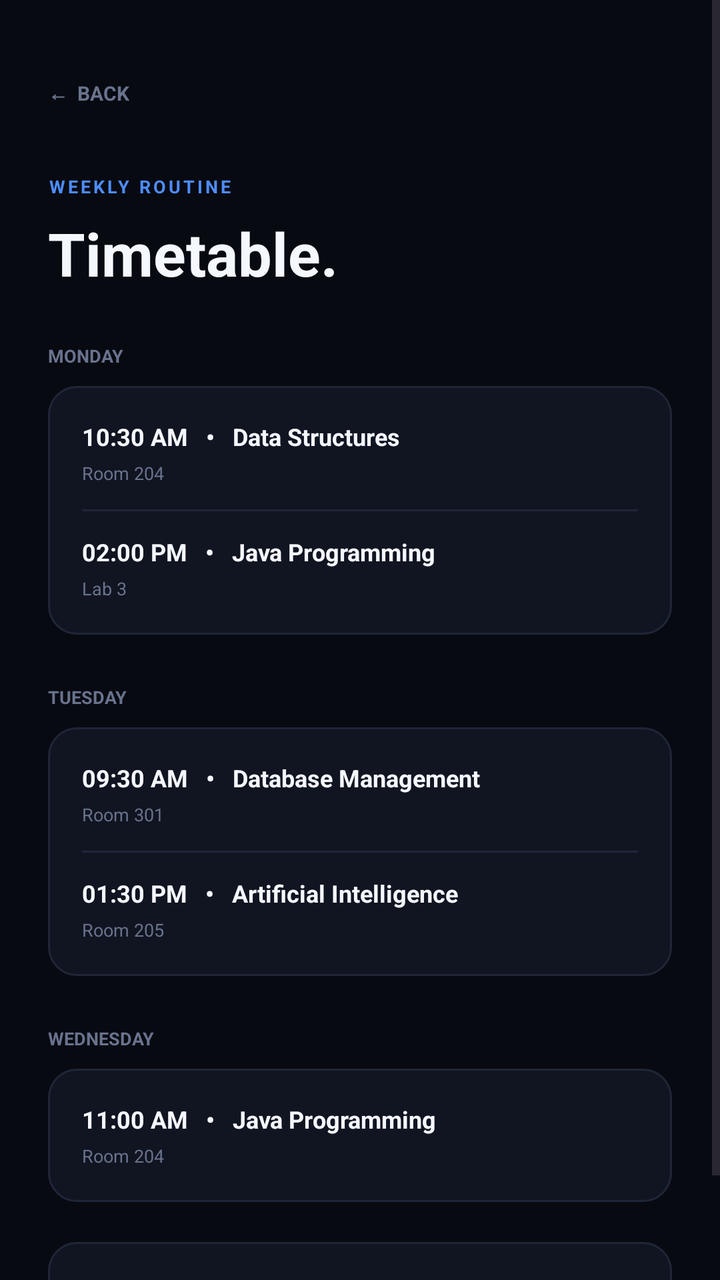
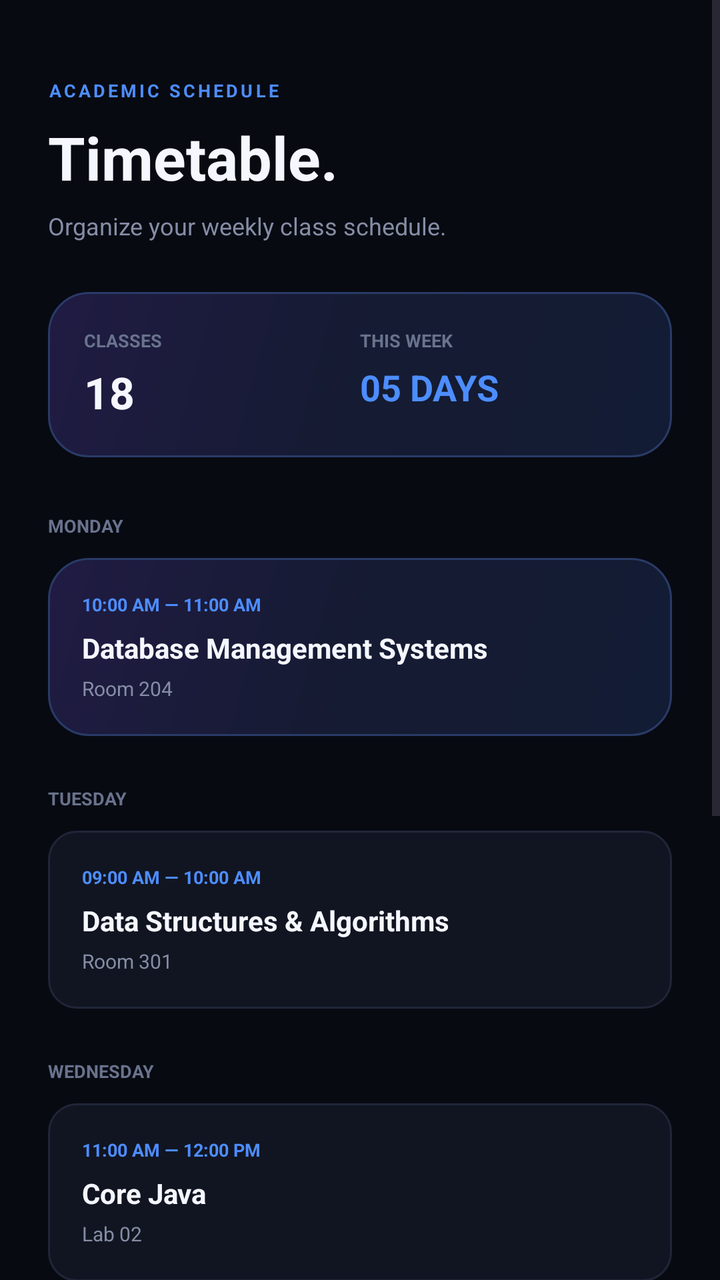

Screens rendered from an Android XML layout before and after an edit, with the pre-edit source and the edit as a unified diff.
<!-- AndroidManifest.xml: application theme Theme.AnticiAI -->
<!-- res/layout/fragment_timetable.xml -->
<?xml version="1.0" encoding="utf-8"?>
<ScrollView
    xmlns:android="http://schemas.android.com/apk/res/android"
    android:layout_width="match_parent"
    android:layout_height="match_parent"
    android:background="#080A12"
    android:fillViewport="true">

    <LinearLayout
        android:layout_width="match_parent"
        android:layout_height="wrap_content"
        android:orientation="vertical"
        android:padding="24dp">

        <TextView
            android:id="@+id/btnBack"
            android:layout_width="wrap_content"
            android:layout_height="45dp"
            android:gravity="center_vertical"
            android:text="←  BACK"
            android:textColor="#69738D"
            android:textSize="10sp"
            android:textStyle="bold" />

        <TextView
            android:layout_width="wrap_content"
            android:layout_height="wrap_content"
            android:layout_marginTop="18dp"
            android:letterSpacing="0.15"
            android:text="WEEKLY ROUTINE"
            android:textColor="#4D8DFF"
            android:textSize="9sp"
            android:textStyle="bold" />

        <TextView
            android:layout_width="wrap_content"
            android:layout_height="wrap_content"
            android:layout_marginTop="7dp"
            android:text="Timetable."
            android:textColor="#F5F7FF"
            android:textSize="30sp"
            android:textStyle="bold" />

        

        <TextView
            android:layout_width="wrap_content"
            android:layout_height="wrap_content"
            android:layout_marginTop="25dp"
            android:text="MONDAY"
            android:textColor="#69738D"
            android:textSize="9sp"
            android:textStyle="bold" />

        <LinearLayout
            android:layout_width="match_parent"
            android:layout_height="wrap_content"
            android:layout_marginTop="9dp"
            android:background="@drawable/bg_main_card"
            android:orientation="vertical"
            android:padding="17dp">

            <TextView
                android:layout_width="wrap_content"
                android:layout_height="wrap_content"
                android:text="10:30 AM   •   Data Structures"
                android:textColor="#F5F7FF"
                android:textSize="12sp"
                android:textStyle="bold" />

            <TextView
                android:layout_width="wrap_content"
                android:layout_height="wrap_content"
                android:layout_marginTop="4dp"
                android:text="Room 204"
                android:textColor="#69738D"
                android:textSize="9sp" />

            <View
                android:layout_width="match_parent"
                android:layout_height="1dp"
                android:layout_marginTop="12dp"
                android:background="#202638" />

            <TextView
                android:layout_width="wrap_content"
                android:layout_height="wrap_content"
                android:layout_marginTop="12dp"
                android:text="02:00 PM   •   Java Programming"
                android:textColor="#F5F7FF"
                android:textSize="12sp"
                android:textStyle="bold" />

            <TextView
                android:layout_width="wrap_content"
                android:layout_height="wrap_content"
                android:layout_marginTop="4dp"
                android:text="Lab 3"
                android:textColor="#69738D"
                android:textSize="9sp" />

        </LinearLayout>

        

        <TextView
            android:layout_width="wrap_content"
            android:layout_height="wrap_content"
            android:layout_marginTop="25dp"
            android:text="TUESDAY"
            android:textColor="#69738D"
            android:textSize="9sp"
            android:textStyle="bold" />

        <LinearLayout
            android:layout_width="match_parent"
            android:layout_height="wrap_content"
            android:layout_marginTop="9dp"
            android:background="@drawable/bg_main_card"
            android:orientation="vertical"
            android:padding="17dp">

            <TextView
                android:layout_width="wrap_content"
                android:layout_height="wrap_content"
                android:text="09:30 AM   •   Database Management"
                android:textColor="#F5F7FF"
                android:textSize="12sp"
                android:textStyle="bold" />

            <TextView
                android:layout_width="wrap_content"
                android:layout_height="wrap_content"
                android:layout_marginTop="4dp"
                android:text="Room 301"
                android:textColor="#69738D"
                android:textSize="9sp" />

            <View
                android:layout_width="match_parent"
                android:layout_height="1dp"
                android:layout_marginTop="12dp"
                android:background="#202638" />

            <TextView
                android:layout_width="wrap_content"
                android:layout_height="wrap_content"
                android:layout_marginTop="12dp"
                android:text="01:30 PM   •   Artificial Intelligence"
                android:textColor="#F5F7FF"
                android:textSize="12sp"
                android:textStyle="bold" />

            <TextView
                android:layout_width="wrap_content"
                android:layout_height="wrap_content"
                android:layout_marginTop="4dp"
                android:text="Room 205"
                android:textColor="#69738D"
                android:textSize="9sp" />

        </LinearLayout>

        

        <TextView
            android:layout_width="wrap_content"
            android:layout_height="wrap_content"
            android:layout_marginTop="25dp"
            android:text="WEDNESDAY"
            android:textColor="#69738D"
            android:textSize="9sp"
            android:textStyle="bold" />

        <LinearLayout
            android:layout_width="match_parent"
            android:layout_height="wrap_content"
            android:layout_marginTop="9dp"
            android:background="@drawable/bg_main_card"
            android:orientation="vertical"
            android:padding="17dp">

            <TextView
                android:layout_width="wrap_content"
                android:layout_height="wrap_content"
                android:text="11:00 AM   •   Java Programming"
                android:textColor="#F5F7FF"
                android:textSize="12sp"
                android:textStyle="bold" />

            <TextView
                android:layout_width="wrap_content"
                android:layout_height="wrap_content"
                android:layout_marginTop="4dp"
                android:text="Room 204"
                android:textColor="#69738D"
                android:textSize="9sp" />

        </LinearLayout>

        <TextView
            android:layout_width="match_parent"
            android:layout_height="52dp"
            android:layout_marginTop="20dp"
            android:background="@drawable/bg_main_card"
            android:gravity="center"
            android:text="+  ADD CLASS"
            android:textColor="#4D8DFF"
            android:textSize="10sp"
            android:textStyle="bold" />

    </LinearLayout>

</ScrollView>
<!-- resources referenced by this layout -->
<resources>
  <!-- drawable bg_main_card (drawable) -->
  <?xml version="1.0" encoding="utf-8"?>
  <shape xmlns:android="http://schemas.android.com/apk/res/android">
  
      <solid android:color="#111521"/>
  
      <stroke
          android:width="1dp"
          android:color="#202638"/>
  
      <corners android:radius="14dp"/>
  
  </shape>
  <style name="Theme.AnticiAI" parent="Base.Theme.AnticiAI" />
  <style name="Base.Theme.AnticiAI" parent="Theme.Material3.DayNight.NoActionBar">
          
          
      </style>
</resources>

<!-- the commit's change to res/layout/fragment_timetable.xml (unified diff, before → after) -->
@@ -1,6 +1,5 @@
 <?xml version="1.0" encoding="utf-8"?>
-<ScrollView
-    xmlns:android="http://schemas.android.com/apk/res/android"
+<ScrollView xmlns:android="http://schemas.android.com/apk/res/android"
     android:layout_width="match_parent"
     android:layout_height="match_parent"
     android:background="#080A12"
@@ -12,22 +11,14 @@
         android:orientation="vertical"
         android:padding="24dp">
 
-        <TextView
-            android:id="@+id/btnBack"
-            android:layout_width="wrap_content"
-            android:layout_height="45dp"
-            android:gravity="center_vertical"
-            android:text="←  BACK"
-            android:textColor="#69738D"
-            android:textSize="10sp"
-            android:textStyle="bold" />
-
-        <TextView
-            android:layout_width="wrap_content"
-            android:layout_height="wrap_content"
-            android:layout_marginTop="18dp"
+        
+
+        <TextView
+            android:layout_width="wrap_content"
+            android:layout_height="wrap_content"
+            android:layout_marginTop="15dp"
             android:letterSpacing="0.15"
-            android:text="WEEKLY ROUTINE"
+            android:text="ACADEMIC SCHEDULE"
             android:textColor="#4D8DFF"
             android:textSize="9sp"
             android:textStyle="bold" />
@@ -41,31 +32,113 @@
             android:textSize="30sp"
             android:textStyle="bold" />
 
-        
-
-        <TextView
-            android:layout_width="wrap_content"
-            android:layout_height="wrap_content"
-            android:layout_marginTop="25dp"
+        <TextView
+            android:layout_width="match_parent"
+            android:layout_height="wrap_content"
+            android:layout_marginTop="6dp"
+            android:text="Organize your weekly class schedule."
+            android:textColor="#858DA5"
+            android:textSize="12sp" />
+
+        
+
+        <LinearLayout
+            android:layout_width="match_parent"
+            android:layout_height="wrap_content"
+            android:layout_marginTop="25dp"
+            android:background="@drawable/bg_prediction_card"
+            android:orientation="horizontal"
+            android:padding="18dp">
+
+            <LinearLayout
+                android:layout_width="0dp"
+                android:layout_height="wrap_content"
+                android:layout_weight="1"
+                android:orientation="vertical">
+
+                <TextView
+                    android:layout_width="wrap_content"
+                    android:layout_height="wrap_content"
+                    android:text="CLASSES"
+                    android:textColor="#69738D"
+                    android:textSize="9sp"
+                    android:textStyle="bold" />
+
+                <TextView
+                    android:layout_width="wrap_content"
+                    android:layout_height="wrap_content"
+                    android:layout_marginTop="5dp"
+                    android:text="18"
+                    android:textColor="#F5F7FF"
+                    android:textSize="22sp"
+                    android:textStyle="bold" />
+
+            </LinearLayout>
+
+            <LinearLayout
+                android:layout_width="0dp"
+                android:layout_height="wrap_content"
+                android:layout_weight="1"
+                android:orientation="vertical">
+
+                <TextView
+                    android:layout_width="wrap_content"
+                    android:layout_height="wrap_content"
+                    android:text="THIS WEEK"
+                    android:textColor="#69738D"
+                    android:textSize="9sp"
+                    android:textStyle="bold" />
+
+                <TextView
+                    android:layout_width="wrap_content"
+                    android:layout_height="wrap_content"
+                    android:layout_marginTop="5dp"
+                    android:text="05 DAYS"
+                    android:textColor="#4D8DFF"
+                    android:textSize="18sp"
+                    android:textStyle="bold" />
+
+            </LinearLayout>
+
+        </LinearLayout>
+
+        
+
+        <TextView
+            android:layout_width="wrap_content"
+            android:layout_height="wrap_content"
+            android:layout_marginTop="28dp"
             android:text="MONDAY"
             android:textColor="#69738D"
             android:textSize="9sp"
             android:textStyle="bold" />
 
         <LinearLayout
-            android:layout_width="match_parent"
-            android:layout_height="wrap_content"
-            android:layout_marginTop="9dp"
-            android:background="@drawable/bg_main_card"
-            android:orientation="vertical"
-            android:padding="17dp">
-
-            <TextView
-                android:layout_width="wrap_content"
-                android:layout_height="wrap_content"
-                android:text="10:30 AM   •   Data Structures"
-                android:textColor="#F5F7FF"
-                android:textSize="12sp"
+            android:id="@+id/mondayClass"
+            android:layout_width="match_parent"
+            android:layout_height="wrap_content"
+            android:layout_marginTop="10dp"
+            android:background="@drawable/bg_prediction_card"
+            android:clickable="true"
+            android:focusable="true"
+            android:orientation="vertical"
+            android:padding="17dp">
+
+            <TextView
+                android:layout_width="wrap_content"
+                android:layout_height="wrap_content"
+                android:text="10:00 AM — 11:00 AM"
+                android:textColor="#4D8DFF"
+                android:textSize="9sp"
+                android:textStyle="bold" />
+
+            <TextView
+                android:layout_width="wrap_content"
+                android:layout_height="wrap_content"
+                android:layout_marginTop="6dp"
+                android:text="Database Management Systems"
+                android:textColor="#F5F7FF"
+                android:textSize="14sp"
                 android:textStyle="bold" />
 
             <TextView
@@ -73,31 +146,8 @@
                 android:layout_height="wrap_content"
                 android:layout_marginTop="4dp"
                 android:text="Room 204"
-                android:textColor="#69738D"
-                android:textSize="9sp" />
-
-            <View
-                android:layout_width="match_parent"
-                android:layout_height="1dp"
-                android:layout_marginTop="12dp"
-                android:background="#202638" />
-
-            <TextView
-                android:layout_width="wrap_content"
-                android:layout_height="wrap_content"
-                android:layout_marginTop="12dp"
-                android:text="02:00 PM   •   Java Programming"
-                android:textColor="#F5F7FF"
-                android:textSize="12sp"
-                android:textStyle="bold" />
-
-            <TextView
-                android:layout_width="wrap_content"
-                android:layout_height="wrap_content"
-                android:layout_marginTop="4dp"
-                android:text="Lab 3"
-                android:textColor="#69738D"
-                android:textSize="9sp" />
+                android:textColor="#858DA5"
+                android:textSize="10sp" />
 
         </LinearLayout>
 
@@ -113,19 +163,31 @@
             android:textStyle="bold" />
 
         <LinearLayout
-            android:layout_width="match_parent"
-            android:layout_height="wrap_content"
-            android:layout_marginTop="9dp"
-            android:background="@drawable/bg_main_card"
-            android:orientation="vertical"
-            android:padding="17dp">
-
-            <TextView
-                android:layout_width="wrap_content"
-                android:layout_height="wrap_content"
-                android:text="09:30 AM   •   Database Management"
-                android:textColor="#F5F7FF"
-                android:textSize="12sp"
+            android:id="@+id/tuesdayClass"
+            android:layout_width="match_parent"
+            android:layout_height="wrap_content"
+            android:layout_marginTop="10dp"
+            android:background="@drawable/bg_main_card"
+            android:clickable="true"
+            android:focusable="true"
+            android:orientation="vertical"
+            android:padding="17dp">
+
+            <TextView
+                android:layout_width="wrap_content"
+                android:layout_height="wrap_content"
+                android:text="09:00 AM — 10:00 AM"
+                android:textColor="#4D8DFF"
+                android:textSize="9sp"
+                android:textStyle="bold" />
+
+            <TextView
+                android:layout_width="wrap_content"
+                android:layout_height="wrap_content"
+                android:layout_marginTop="6dp"
+                android:text="@string/data_structures_algorithms"
+                android:textColor="#F5F7FF"
+                android:textSize="14sp"
                 android:textStyle="bold" />
 
             <TextView
@@ -133,78 +195,155 @@
                 android:layout_height="wrap_content"
                 android:layout_marginTop="4dp"
                 android:text="Room 301"
-                android:textColor="#69738D"
-                android:textSize="9sp" />
-
-            <View
-                android:layout_width="match_parent"
-                android:layout_height="1dp"
-                android:layout_marginTop="12dp"
-                android:background="#202638" />
-
-            <TextView
-                android:layout_width="wrap_content"
-                android:layout_height="wrap_content"
-                android:layout_marginTop="12dp"
-                android:text="01:30 PM   •   Artificial Intelligence"
-                android:textColor="#F5F7FF"
-                android:textSize="12sp"
+                android:textColor="#858DA5"
+                android:textSize="10sp" />
+
+        </LinearLayout>
+
+        
+
+        <TextView
+            android:layout_width="wrap_content"
+            android:layout_height="wrap_content"
+            android:layout_marginTop="25dp"
+            android:text="WEDNESDAY"
+            android:textColor="#69738D"
+            android:textSize="9sp"
+            android:textStyle="bold" />
+
+        <LinearLayout
+            android:id="@+id/wednesdayClass"
+            android:layout_width="match_parent"
+            android:layout_height="wrap_content"
+            android:layout_marginTop="10dp"
+            android:background="@drawable/bg_main_card"
+            android:clickable="true"
+            android:focusable="true"
+            android:orientation="vertical"
+            android:padding="17dp">
+
+            <TextView
+                android:layout_width="wrap_content"
+                android:layout_height="wrap_content"
+                android:text="11:00 AM — 12:00 PM"
+                android:textColor="#4D8DFF"
+                android:textSize="9sp"
+                android:textStyle="bold" />
+
+            <TextView
+                android:layout_width="wrap_content"
+                android:layout_height="wrap_content"
+                android:layout_marginTop="6dp"
+                android:text="Core Java"
+                android:textColor="#F5F7FF"
+                android:textSize="14sp"
                 android:textStyle="bold" />
 
             <TextView
                 android:layout_width="wrap_content"
                 android:layout_height="wrap_content"
                 android:layout_marginTop="4dp"
-                android:text="Room 205"
-                android:textColor="#69738D"
-                android:textSize="9sp" />
-
-        </LinearLayout>
-
-        
-
-        <TextView
-            android:layout_width="wrap_content"
-            android:layout_height="wrap_content"
-            android:layout_marginTop="25dp"
-            android:text="WEDNESDAY"
-            android:textColor="#69738D"
-            android:textSize="9sp"
-            android:textStyle="bold" />
-
-        <LinearLayout
-            android:layout_width="match_parent"
-            android:layout_height="wrap_content"
-            android:layout_marginTop="9dp"
-            android:background="@drawable/bg_main_card"
-            android:orientation="vertical"
-            android:padding="17dp">
-
-            <TextView
-                android:layout_width="wrap_content"
-                android:layout_height="wrap_content"
-                android:text="11:00 AM   •   Java Programming"
-                android:textColor="#F5F7FF"
-                android:textSize="12sp"
-                android:textStyle="bold" />
-
-            <TextView
-                android:layout_width="wrap_content"
-                android:layout_height="wrap_content"
-                android:layout_marginTop="4dp"
-                android:text="Room 204"
-                android:textColor="#69738D"
-                android:textSize="9sp" />
-
-        </LinearLayout>
-
-        <TextView
+                android:text="Lab 02"
+                android:textColor="#858DA5"
+                android:textSize="10sp" />
+
+        </LinearLayout>
+
+        
+
+        <TextView
+            android:layout_width="wrap_content"
+            android:layout_height="wrap_content"
+            android:layout_marginTop="25dp"
+            android:text="THURSDAY"
+            android:textColor="#69738D"
+            android:textSize="9sp"
+            android:textStyle="bold" />
+
+        <LinearLayout
+            android:id="@+id/thursdayClass"
+            android:layout_width="match_parent"
+            android:layout_height="wrap_content"
+            android:layout_marginTop="10dp"
+            android:background="@drawable/bg_main_card"
+            android:clickable="true"
+            android:focusable="true"
+            android:orientation="vertical"
+            android:padding="17dp">
+
+            <TextView
+                android:layout_width="wrap_content"
+                android:layout_height="wrap_content"
+                android:text="10:00 AM — 11:00 AM"
+                android:textColor="#4D8DFF"
+                android:textSize="9sp"
+                android:textStyle="bold" />
+
+            <TextView
+                android:layout_width="wrap_content"
+                android:layout_height="wrap_content"
+                android:layout_marginTop="6dp"
+                android:text="@string/artificial_intelligence_ml"
+                android:textColor="#F5F7FF"
+                android:textSize="14sp"
+                android:textStyle="bold" />
+
+        </LinearLayout>
+
+        
+
+        <TextView
+            android:layout_width="wrap_content"
+            android:layout_height="wrap_content"
+            android:layout_marginTop="25dp"
+            android:text="FRIDAY"
+            android:textColor="#69738D"
+            android:textSize="9sp"
+            android:textStyle="bold" />
+
+        <LinearLayout
+            android:id="@+id/fridayClass"
+            android:layout_width="match_parent"
+            android:layout_height="wrap_content"
+            android:layout_marginTop="10dp"
+            android:background="@drawable/bg_main_card"
+            android:clickable="true"
+            android:focusable="true"
+            android:orientation="vertical"
+            android:padding="17dp">
+
+            <TextView
+                android:layout_width="wrap_content"
+                android:layout_height="wrap_content"
+                android:text="09:00 AM — 10:00 AM"
+                android:textColor="#4D8DFF"
+                android:textSize="9sp"
+                android:textStyle="bold" />
+
+            <TextView
+                android:layout_width="wrap_content"
+                android:layout_height="wrap_content"
+                android:layout_marginTop="6dp"
+                android:text="Computer Networks"
+                android:textColor="#F5F7FF"
+                android:textSize="14sp"
+                android:textStyle="bold" />
+
+        </LinearLayout>
+
+        
+
+        <TextView
+            android:id="@+id/btnAddClass"
             android:layout_width="match_parent"
             android:layout_height="52dp"
             android:layout_marginTop="20dp"
-            android:background="@drawable/bg_main_card"
+            android:layout_marginBottom="30dp"
+            android:background="@drawable/bg_main_card"
+            android:clickable="true"
+            android:focusable="true"
             android:gravity="center"
-            android:text="+  ADD CLASS"
+            android:text="+ ADD NEW CLASS"
             android:textColor="#4D8DFF"
             android:textSize="10sp"
             android:textStyle="bold" />
<!-- resource entries referenced after the edit -->
@@ -13,6 +13,25 @@
       <corners android:radius="14dp"/>
   
   </shape>
+  <!-- drawable bg_prediction_card (drawable) -->
+  <?xml version="1.0" encoding="utf-8"?>
+  <shape xmlns:android="http://schemas.android.com/apk/res/android">
+  
+      <gradient
+          android:angle="135"
+          android:startColor="#121C34"
+          android:centerColor="#151B32"
+          android:endColor="#201B43"/>
+  
+      <stroke
+          android:width="1dp"
+          android:color="#293B68"/>
+  
+      <corners android:radius="20dp"/>
+  
+  </shape>
+  <string name="artificial_intelligence_ml">Artificial Intelligence &amp; ML</string>
+  <string name="data_structures_algorithms">Data Structures &amp; Algorithms</string>
   <style name="Theme.AnticiAI" parent="Base.Theme.AnticiAI" />
   <style name="Base.Theme.AnticiAI" parent="Theme.Material3.DayNight.NoActionBar">
           
